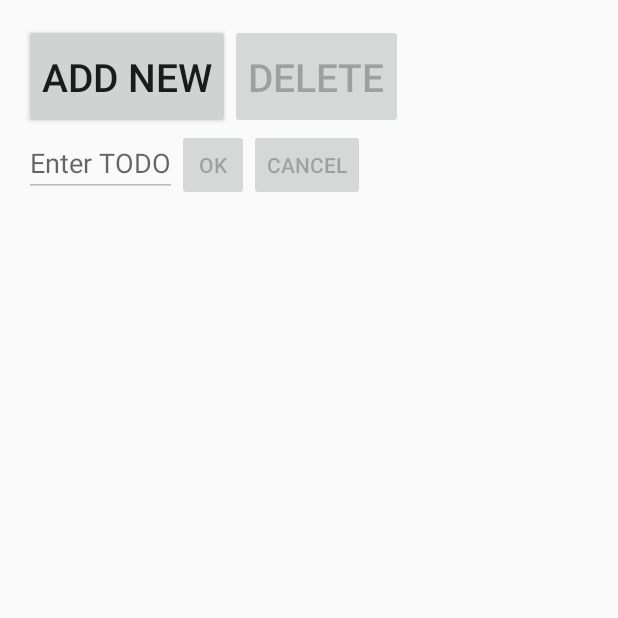
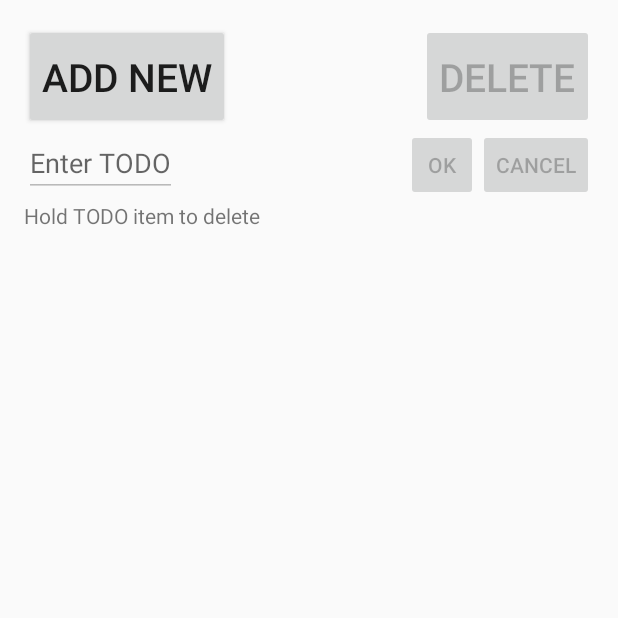
Before and after one commit to darkwizz/todo-list, an Android app: the screen it shows after launch (MainActivity), on a phone screen of 412 x 824 dp, the top half of it. Run offline under Robolectric (Android 15) with nearby library versions, the phone set to English and light mode, and no system bars.

Commit message:
Fix delete feature. In last commit it doesn't work

```diff
--- a/app/build.gradle
+++ b/app/build.gradle
@@ -6,7 +6,7 @@ android {
 
     defaultConfig {
         applicationId "com.ubuntu.artur.todolistapp"
-        minSdkVersion 19
+        minSdkVersion 16
         targetSdkVersion 22
         versionCode 1
         versionName "1.0"
--- a/app/src/main/java/com/ubuntu/artur/todolistapp/MainActivity.java
+++ b/app/src/main/java/com/ubuntu/artur/todolistapp/MainActivity.java
@@ -1,6 +1,7 @@
 package com.ubuntu.artur.todolistapp;
 
 import android.app.Activity;
+import android.content.Context;
 import android.support.v7.app.ActionBarActivity;
 import android.os.Bundle;
 import android.text.Editable;
@@ -8,6 +9,8 @@ import android.text.TextWatcher;
 import android.view.Menu;
 import android.view.MenuItem;
 import android.view.View;
+import android.view.WindowManager;
+import android.view.inputmethod.InputMethodManager;
 import android.widget.AbsListView;
 import android.widget.AdapterView;
 import android.widget.ArrayAdapter;
@@ -17,6 +20,7 @@ import android.widget.CheckedTextView;
 import android.widget.EditText;
 import android.widget.LinearLayout;
 import android.widget.ListView;
+import android.widget.TextView;
 import android.widget.ToggleButton;
 
 import com.ubuntu.artur.todolistapp.entities.TodoItem;
@@ -24,7 +28,7 @@ import com.ubuntu.artur.todolistapp.todomodule.TodoModule;
 
 
 public class MainActivity extends Activity implements View.OnClickListener, TextWatcher,
-        AdapterView.OnItemClickListener, View.OnFocusChangeListener, AdapterView.OnItemSelectedListener {
+        AdapterView.OnItemClickListener, AdapterView.OnItemLongClickListener {
     private ArrayAdapter<TodoItem> adapter;
     private Button addNewBtn;
     private Button deleteBtn;
@@ -43,7 +47,6 @@ public class MainActivity extends Activity implements View.OnClickListener, Text
 
         addNewBtn = (Button)findViewById(R.id.addNewBtn);
         addNewBtn.setOnClickListener(this);
-        addNewBtn.setFocusableInTouchMode(true);
 
         deleteBtn = (Button)findViewById(R.id.deleteBtn);
         deleteBtn.setOnClickListener(this);
@@ -60,6 +63,8 @@ public class MainActivity extends Activity implements View.OnClickListener, Text
         // todoItemsLayout = (LinearLayout)findViewById(R.id.controlsLayout);
         todoTextEdit = (EditText)findViewById(R.id.todoTextEdit);
         todoTextEdit.addTextChangedListener(this);
+        //InputMethodManager manager = (InputMethodManager)getSystemService(Context.INPUT_METHOD_SERVICE);
+        //manager.hideSoftInputFromWindow(todoTextEdit.getWindowToken(), 0);
         todoTextEdit.setEnabled(false);
 
         module = new TodoModule();
@@ -79,8 +84,11 @@ public class MainActivity extends Activity implements View.OnClickListener, Text
         todoListView = (ListView)findViewById(R.id.todoListView);
         todoListView.setAdapter(adapter);
         todoListView.setOnItemClickListener(this);
-        todoListView.setOnFocusChangeListener(this);
-        todoListView.setOnItemSelectedListener(this);
+        //todoListView.setOnFocusChangeListener(this);
+        //todoListView.setOnItemSelectedListener(this);
+        todoListView.setOnItemLongClickListener(this);
+
+        getWindow().setSoftInputMode(WindowManager.LayoutParams.SOFT_INPUT_STATE_HIDDEN);
     }
 
     @Override
@@ -139,6 +147,8 @@ public class MainActivity extends Activity implements View.OnClickListener, Text
         cancelBtn.setEnabled(true);
         todoTextEdit.setEnabled(true);
         todoTextEdit.requestFocus();
+        InputMethodManager manager = (InputMethodManager)getSystemService(Context.INPUT_METHOD_SERVICE);
+        manager.showSoftInput(todoTextEdit, InputMethodManager.SHOW_IMPLICIT);
     }
 
     private void onDeleteTodoItem() {
@@ -206,22 +216,14 @@ public class MainActivity extends Activity implements View.OnClickListener, Text
     }
 
     @Override
-    public void onFocusChange(View view, boolean hasFocus) {
-        int id = view.getId();
-        if (id == R.id.todoListView) {
-            deleteBtn.setEnabled(hasFocus);
-        }
+    public boolean onItemLongClick(AdapterView<?> parent, View view, int position, long id) {
+        lastSelectedTodoPosition = position;
+        CheckedTextView textView = (CheckedTextView)view;
+        onItemClick(parent, textView, position, id);
+        textView.setSelected(true);
+        deleteBtn.setEnabled(true);
+        return false;
     }
-
-    @Override
-    public void onItemSelected(AdapterView<?> parent, View view, int position, long id) {
-        lastSelectedTodoPosition = position;
-        deleteBtn.setEnabled(todoListView.hasFocus());
-    }
-
-    // Stub
-    @Override
-    public void onNothingSelected(AdapterView<?> parent) { }
 
     // END of TodoListView section
     //////////////////////////
--- a/app/src/main/res/layout/activity_main.xml
+++ b/app/src/main/res/layout/activity_main.xml
@@ -13,7 +13,7 @@
         android:id="@+id/controlsLayout"
         android:weightSum="1"
     android:orientation="vertical">
-        <LinearLayout
+        <RelativeLayout
             android:orientation="horizontal"
             android:layout_width="match_parent"
             android:layout_height="wrap_content"
@@ -26,7 +26,10 @@
                 android:text="@string/addNewBtn"
                 android:id="@+id/addNewBtn"
                 android:layout_gravity="left"
-                android:textSize="26sp" />
+                android:textSize="26sp"
+                android:layout_alignParentTop="true"
+                android:layout_alignParentLeft="true"
+                android:layout_alignParentStart="true" />
 
             <Button
                 style="?android:attr/buttonStyleSmall"
@@ -35,11 +38,15 @@
                 android:text="@string/deleteBtn"
                 android:id="@+id/deleteBtn"
                 android:layout_gravity="right"
-                android:textSize="26sp" />
+                android:textSize="26sp"
+                android:layout_alignParentTop="true"
+                android:layout_alignParentRight="true"
+                android:layout_alignParentEnd="true"
+                android:layout_alignBottom="@+id/addNewBtn" />
 
-        </LinearLayout>
+        </RelativeLayout>
 
-    <LinearLayout
+    <RelativeLayout
         android:orientation="horizontal"
         android:layout_width="match_parent"
         android:layout_height="wrap_content">
@@ -50,7 +57,10 @@
             android:id="@+id/todoTextEdit"
             android:inputType="text"
             android:hint="@string/TodoTextHint"
-            android:layout_gravity="left" />
+            android:layout_gravity="left"
+            android:layout_alignParentTop="true"
+            android:layout_alignParentLeft="true"
+            android:layout_alignParentStart="true" />
 
         <Button
             style="?android:attr/buttonStyleSmall"
@@ -58,15 +68,27 @@
             android:layout_height="wrap_content"
             android:text="@string/okBtn"
             android:id="@+id/okBtn"
-            android:layout_gravity="right" />
+            android:layout_gravity="right"
+            android:layout_alignParentTop="true"
+            android:layout_toLeftOf="@+id/cancelBtn"
+            android:layout_toStartOf="@+id/cancelBtn" />
 
         <Button
             style="?android:attr/buttonStyleSmall"
             android:layout_width="wrap_content"
             android:layout_height="wrap_content"
             android:text="@string/cancelBtn"
-            android:id="@+id/cancelBtn" />
-    </LinearLayout>
+            android:id="@+id/cancelBtn"
+            android:layout_alignParentTop="true"
+            android:layout_alignParentRight="true"
+            android:layout_alignParentEnd="true" />
+    </RelativeLayout>
+
+    <TextView
+        android:layout_width="wrap_content"
+        android:layout_height="wrap_content"
+        android:text="@string/textViewHint"
+        android:id="@+id/hintTextView" />
 
     <ListView
         android:layout_width="match_parent"
--- a/app/src/main/res/values/strings.xml
+++ b/app/src/main/res/values/strings.xml
@@ -10,4 +10,5 @@
     <string name="TodoTextHint">Enter TODO</string>
     <string name="okBtn">OK</string>
     <string name="cancelBtn">Cancel</string>
+    <string name="textViewHint">Hold TODO item to delete</string>
 </resources>
```
